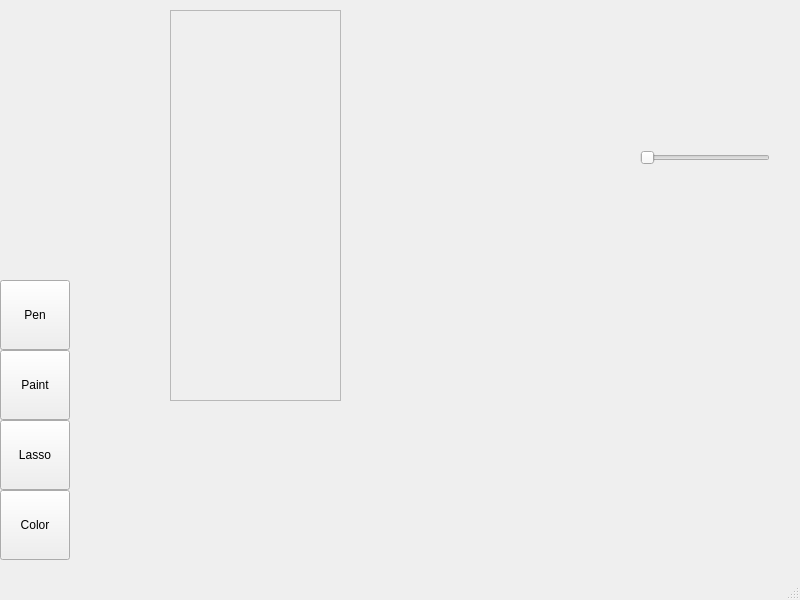
First picture: the form in spriteeditor.ui, repository 25hlarsen4/Sprite-Editor, before the edit.
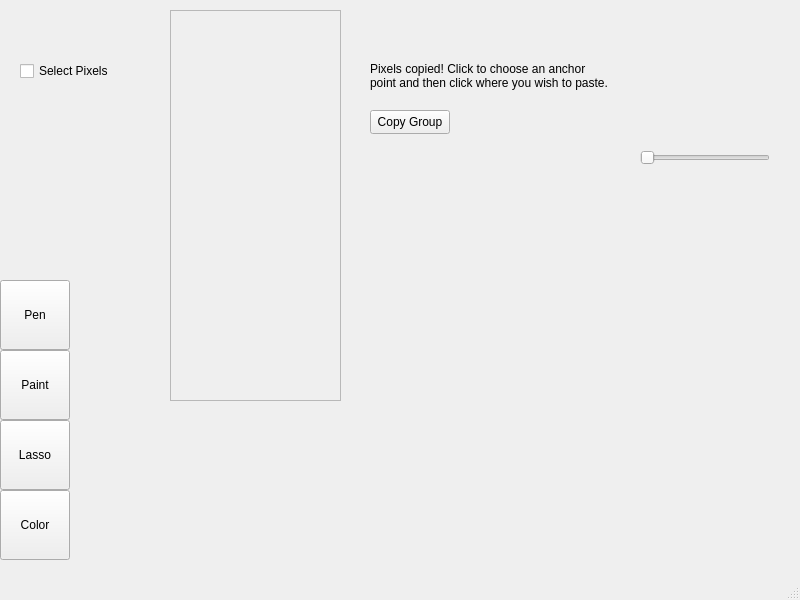
Second picture: the form after the edit. Custom widgets are drawn as their Qt base class.

Commit message: Merged copy paste functionality.

```diff
--- a/spriteeditor.ui
+++ b/spriteeditor.ui
@@ -132,6 +132,48 @@
      </property>
     </widget>
    </widget>
+   <widget class="QPushButton" name="copyGroupButton">
+    <property name="geometry">
+     <rect>
+      <x>370</x>
+      <y>110</y>
+      <width>80</width>
+      <height>24</height>
+     </rect>
+    </property>
+    <property name="text">
+     <string>Copy Group</string>
+    </property>
+   </widget>
+   <widget class="QCheckBox" name="groupSelectCheckBox">
+    <property name="geometry">
+     <rect>
+      <x>20</x>
+      <y>60</y>
+      <width>91</width>
+      <height>22</height>
+     </rect>
+    </property>
+    <property name="text">
+     <string>Select Pixels</string>
+    </property>
+   </widget>
+   <widget class="QLabel" name="cpInstructionsLabel">
+    <property name="geometry">
+     <rect>
+      <x>370</x>
+      <y>55</y>
+      <width>241</width>
+      <height>41</height>
+     </rect>
+    </property>
+    <property name="text">
+     <string>Pixels copied! Click to choose an anchor point and then click where you wish to paste.</string>
+    </property>
+    <property name="wordWrap">
+     <bool>true</bool>
+    </property>
+   </widget>
   </widget>
   <widget class="QMenuBar" name="menubar">
    <property name="geometry">
```
The commit also changes 5 other files.
